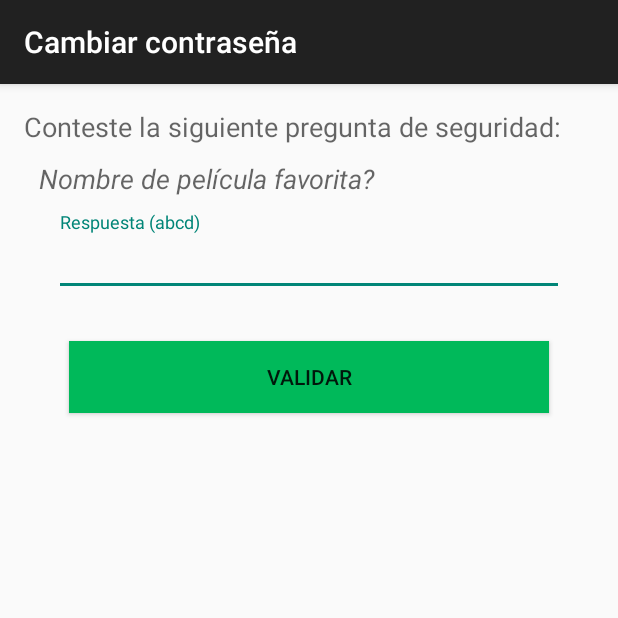
After one commit to gervk/g507-proyecto, an Android app: the CambiarPassActivity screen opened directly, with no data from a screen before it, on a phone screen of 412 x 824 dp, the top half of it. The commit adds this screen. Run offline under Robolectric (Android 15) with nearby library versions, the phone set to English and light mode, and no system bars.

Commit message:
cambiar contraseña

```diff
--- a/Aplicacion/app/src/main/AndroidManifest.xml
+++ b/Aplicacion/app/src/main/AndroidManifest.xml
@@ -26,7 +26,10 @@
         </activity>
         <activity
             android:name=".LoginActivity"
-            android:label="@string/title_activity_login"></activity>
+            android:label="@string/title_activity_login" />
+        <activity
+            android:name=".CambiarPassActivity"
+            android:label="@string/title_activity_cambiar_pass" />
     </application>
 
 </manifest>
--- /dev/null
+++ b/Aplicacion/app/src/main/java/g507/controldeconsumo/CambiarPassActivity.java
@@ -0,0 +1,27 @@
+package g507.controldeconsumo;
+
+import android.os.Bundle;
+import android.support.v7.app.AppCompatActivity;
+
+public class CambiarPassActivity extends AppCompatActivity {
+
+    private static final String ARG_USERNAME = "arg_username";
+
+    private String username;
+
+    @Override
+    protected void onCreate(Bundle savedInstanceState) {
+        super.onCreate(savedInstanceState);
+        setContentView(R.layout.activity_cambiar_pass);
+
+        if(savedInstanceState == null){
+            Bundle args = getIntent().getExtras();
+            if(args != null)
+                username = args.getString(ARG_USERNAME);
+
+            CambiarPassFragment fragment = CambiarPassFragment.newInstance(username);
+            getSupportFragmentManager().beginTransaction().add(
+                    R.id.container_cambiar_pass, fragment).commit();
+        }
+    }
+}
--- /dev/null
+++ b/Aplicacion/app/src/main/java/g507/controldeconsumo/CambiarPassFragment.java
@@ -0,0 +1,162 @@
+package g507.controldeconsumo;
+
+import android.os.Bundle;
+import android.support.v4.app.Fragment;
+import android.text.TextUtils;
+import android.view.LayoutInflater;
+import android.view.View;
+import android.view.ViewGroup;
+import android.widget.Button;
+import android.widget.EditText;
+import android.widget.TextView;
+import android.widget.Toast;
+import android.widget.ViewFlipper;
+
+import g507.controldeconsumo.modelo.PreguntaSeguridad;
+
+public class CambiarPassFragment extends Fragment {
+    private static final String ARG_USERNAME = "arg_username";
+    private static final int ID_PREG_TEST = 1;
+    private static final String RESP_TEST = "abcd";
+
+    //Usuario al que se le va a cambiar la contraseña
+    private String username;
+
+    private PreguntaSeguridad pregunta;
+    private String respuesta;
+
+    private View view;
+    private ViewFlipper viewFlipper;
+    private TextView txtVPreg;
+    private EditText txtRespuesta;
+    private Button btnValidarResp;
+    private EditText txtNuevaPass;
+    private EditText txtConfNuevaPass;
+    private Button btnNuevaPass;
+
+    public CambiarPassFragment() {
+        // Required empty public constructor
+    }
+
+    public static CambiarPassFragment newInstance(String username) {
+        CambiarPassFragment fragment = new CambiarPassFragment();
+        Bundle args = new Bundle();
+        args.putString(ARG_USERNAME, username);
+        fragment.setArguments(args);
+        return fragment;
+    }
+
+    @Override
+    public void onCreate(Bundle savedInstanceState) {
+        super.onCreate(savedInstanceState);
+        if (getArguments() != null) {
+            username = getArguments().getString(ARG_USERNAME);
+        }
+    }
+
+    @Override
+    public View onCreateView(LayoutInflater inflater, ViewGroup container,
+                             Bundle savedInstanceState) {
+        // Inflate the layout for this fragment
+        view = inflater.inflate(R.layout.fragment_cambiar_pass, container, false);
+
+        viewFlipper = (ViewFlipper) view.findViewById(R.id.viewFlipper);
+        txtVPreg = (TextView) view.findViewById(R.id.txtVPreg);
+        txtRespuesta = (EditText) view.findViewById(R.id.txtRespuesta);
+        btnValidarResp = (Button) view.findViewById(R.id.btnValidarResp);
+        txtNuevaPass = (EditText) view.findViewById(R.id.txtNuevaPass);
+        txtConfNuevaPass = (EditText) view.findViewById(R.id.txtConfNuevaPass);
+        btnNuevaPass = (Button) view.findViewById(R.id.btnCambiarPass);
+
+        btnValidarResp.setOnClickListener(new View.OnClickListener() {
+            @Override
+            public void onClick(View view) {
+                validarResp();
+            }
+        });
+
+        btnNuevaPass.setOnClickListener(new View.OnClickListener() {
+            @Override
+            public void onClick(View view) {
+                guardarNuevaPass();
+            }
+        });
+
+        return view;
+    }
+
+    @Override
+    public void onStart() {
+        cargarPregunta();
+
+        super.onStart();
+    }
+
+    private void validarResp(){
+        String respIngresada = txtRespuesta.getText().toString();
+
+        if(respIngresada.equals(respuesta)){
+            //Habilita el prox paso
+            viewFlipper.showNext();
+        } else {
+            txtRespuesta.setError(getString(R.string.error_resp_incorrecta));
+            txtRespuesta.requestFocus();
+        }
+
+    }
+
+    /**
+     * Valida las contraseñas ingresadas y guarda en la BD
+     */
+    private void guardarNuevaPass(){
+        boolean cancelar = false;
+        View focusView = null;
+        String pass = txtNuevaPass.getText().toString();
+        String passConf = txtConfNuevaPass.getText().toString();
+
+        if(TextUtils.isEmpty(passConf)){
+            txtConfNuevaPass.setError(getString(R.string.error_campo_requerido));
+            focusView = txtConfNuevaPass;
+            cancelar = true;
+        } else if(!passConf.equals(pass)){
+            txtConfNuevaPass.setError(getString(R.string.error_no_coinciden));
+            focusView = txtConfNuevaPass;
+            cancelar = true;
+        }
+
+        if(TextUtils.isEmpty(pass)){
+            txtNuevaPass.setError(getString(R.string.error_campo_requerido));
+            focusView = txtNuevaPass;
+            cancelar = true;
+        } else if(!passwordValida(pass)){
+            txtNuevaPass.setError(getString(R.string.error_pass_invalida));
+            focusView = txtNuevaPass;
+            cancelar = true;
+        }
+
+        if(cancelar){
+            focusView.requestFocus();
+            return;
+        } else{
+            //TODO guardar en BD
+            Toast.makeText(getActivity(), "Servidor no disponible", Toast.LENGTH_SHORT).show();
+        }
+
+    }
+
+    private boolean passwordValida(String password){
+        return password.length() >= 8;
+    }
+
+    /**
+     * Se conecta a la BD para buscar la pregunta configurada por el usuario y la respuesta dada
+     */
+    private void cargarPregunta(){
+        //TODO pregunta-respuesta de ejemplo, eliminar y buscar en BD
+        int idPreg = ID_PREG_TEST;
+        pregunta = PreguntaSeguridad.getPreguntaById(idPreg);
+        respuesta = RESP_TEST;
+
+        txtVPreg.setText(pregunta.toString());
+    }
+}
--- a/Aplicacion/app/src/main/java/g507/controldeconsumo/modelo/PreguntaSeguridad.java
+++ b/Aplicacion/app/src/main/java/g507/controldeconsumo/modelo/PreguntaSeguridad.java
@@ -1,22 +1,35 @@
 package g507.controldeconsumo.modelo;
 
-public class PreguntaSeguridad {
+public enum PreguntaSeguridad {
+    //Los id tienen que coincidir en la bd
+    PELICULA(1, "Nombre de película favorita?"),
+    MASCOTA(2, "Nombre de tu primer mascota?"),
+    LIBRO(3, "Nombre de tu libro favorito?"),
+    PROFESOR(4, "Apellido de tu profesor/a favorito/a?");
+
+
     private int id;
     private String pregunta;
+
+    PreguntaSeguridad(int id, String pregunta){
+        this.id = id;
+        this.pregunta = pregunta;
+    }
+
+    public static PreguntaSeguridad getPreguntaById(int id){
+        for (PreguntaSeguridad preg: PreguntaSeguridad.values()) {
+            if(preg.getId() == id)
+                return preg;
+        }
+        return null;
+    }
 
     public int getId() {
         return id;
     }
 
-    public void setId(int id) {
-        this.id = id;
-    }
-
-    public String getPregunta() {
+    @Override
+    public String toString() {
         return pregunta;
     }
-
-    public void setPregunta(String pregunta) {
-        this.pregunta = pregunta;
-    }
 }
--- /dev/null
+++ b/Aplicacion/app/src/main/res/layout/activity_cambiar_pass.xml
@@ -0,0 +1,7 @@
+<?xml version="1.0" encoding="utf-8"?>
+<FrameLayout xmlns:android="http://schemas.android.com/apk/res/android"
+    xmlns:tools="http://schemas.android.com/tools"
+    android:id="@+id/container_cambiar_pass"
+    android:layout_width="match_parent"
+    android:layout_height="match_parent"
+    tools:context="g507.controldeconsumo.CambiarPassActivity" />
--- /dev/null
+++ b/Aplicacion/app/src/main/res/layout/fragment_cambiar_pass.xml
@@ -0,0 +1,121 @@
+<LinearLayout xmlns:android="http://schemas.android.com/apk/res/android"
+    xmlns:tools="http://schemas.android.com/tools"
+    android:layout_width="match_parent"
+    android:layout_height="match_parent"
+    android:orientation="vertical"
+    android:paddingBottom="@dimen/activity_vertical_margin"
+    android:paddingLeft="@dimen/activity_horizontal_margin"
+    android:paddingRight="@dimen/activity_horizontal_margin"
+    android:paddingTop="@dimen/activity_vertical_margin"
+    tools:context="g507.controldeconsumo.CambiarPassFragment"
+    android:gravity="center_horizontal">
+
+    <ScrollView
+        android:layout_width="match_parent"
+        android:layout_height="match_parent">
+
+        <ViewFlipper
+            android:layout_width="match_parent"
+            android:layout_height="match_parent"
+            android:id="@+id/viewFlipper" >
+
+            <LinearLayout
+                android:orientation="vertical"
+                android:layout_width="match_parent"
+                android:layout_height="match_parent">
+
+                <TextView
+                    android:layout_width="wrap_content"
+                    android:layout_height="wrap_content"
+                    android:textAppearance="?android:attr/textAppearanceMedium"
+                    android:text="Conteste la siguiente pregunta de seguridad:"
+                    android:id="@+id/textView" />
+
+                <TextView
+                    android:layout_width="wrap_content"
+                    android:layout_height="wrap_content"
+                    android:textAppearance="?android:attr/textAppearanceMedium"
+                    android:text="Pregunta Seguridad"
+                    android:id="@+id/txtVPreg"
+                    android:layout_marginTop="10dp"
+                    android:textStyle="italic"
+                    android:layout_marginLeft="10dp" />
+
+                <android.support.design.widget.TextInputLayout
+                    android:layout_width="match_parent"
+                    android:layout_height="wrap_content"
+                    android:layout_marginLeft="20dp"
+                    android:layout_marginRight="20dp"
+                    android:layout_marginTop="10dp" >
+                    <EditText
+                        android:layout_width="match_parent"
+                        android:layout_height="wrap_content"
+                        android:id="@+id/txtRespuesta"
+                        android:hint="Respuesta (abcd)" />
+                </android.support.design.widget.TextInputLayout>
+
+                <Button
+                    android:id="@+id/btnValidarResp"
+                    android:layout_width="match_parent"
+                    android:layout_height="wrap_content"
+                    android:text="Validar"
+                    android:layout_gravity="center_horizontal"
+                    android:layout_marginLeft="30dp"
+                    android:layout_marginRight="30dp"
+                    android:background="#00b95a"
+                    android:layout_marginTop="30dp" />
+
+            </LinearLayout>
+
+            <LinearLayout
+                android:orientation="vertical"
+                android:layout_width="match_parent"
+                android:layout_height="match_parent">
+
+                <TextView
+                    android:layout_width="wrap_content"
+                    android:layout_height="wrap_content"
+                    android:textAppearance="?android:attr/textAppearanceMedium"
+                    android:text="Ingresar nueva contraseña:"
+                    android:id="@+id/textView14" />
+
+                <EditText
+                    android:layout_width="match_parent"
+                    android:layout_height="wrap_content"
+                    android:id="@+id/txtNuevaPass"
+                    android:layout_marginTop="10dp"
+                    android:layout_marginLeft="20dp"
+                    android:layout_marginRight="20dp" />
+
+                <TextView
+                    android:layout_width="wrap_content"
+                    android:layout_height="wrap_content"
+                    android:textAppearance="?android:attr/textAppearanceMedium"
+                    android:text="Confirmar nueva contraseña:"
+                    android:id="@+id/textView15"
+                    android:layout_marginTop="20dp" />
+
+                <EditText
+                    android:layout_width="match_parent"
+                    android:layout_height="wrap_content"
+                    android:id="@+id/txtConfNuevaPass"
+                    android:layout_marginTop="10dp"
+                    android:layout_marginLeft="20dp"
+                    android:layout_marginRight="20dp" />
+
+                <Button
+                    android:id="@+id/btnCambiarPass"
+                    android:layout_width="match_parent"
+                    android:layout_height="wrap_content"
+                    android:text="Guardar"
+                    android:layout_gravity="center_horizontal"
+                    android:layout_marginTop="30dp"
+                    android:layout_marginLeft="30dp"
+                    android:layout_marginRight="30dp"
+                    android:background="#00b95a" />
+
+            </LinearLayout>
+
+        </ViewFlipper>
+    </ScrollView>
+</LinearLayout>
--- a/Aplicacion/app/src/main/res/values/strings.xml
+++ b/Aplicacion/app/src/main/res/values/strings.xml
@@ -3,6 +3,7 @@
 
     <!-- Titulos ventanas -->
     <string name="title_activity_login">Iniciar sesión</string>
+    <string name="title_activity_cambiar_pass">Cambiar contraseña</string>
 
     <!-- Items nav -->
     <string name="nav_asoc_arduino">Asociar Arduino</string>
@@ -21,6 +22,8 @@
     <string name="error_campo_requerido">Campo requerido</string>
     <string name="error_pass_invalida">Mínimo 8 caracteres</string>
     <string name="error_pass_incorrecta">Contraseña incorrecta</string>
+    <string name="error_resp_incorrecta">Respuesta incorrecta</string>
+    <string name="error_no_coinciden">La contraseña no coincide</string>
 
     <!-- Claves para las SharedPrefferences -->
     <string name="pref_sesion_inic">SesionIniciada</string>
--- a/Aplicacion/app/src/main/res/values/styles.xml
+++ b/Aplicacion/app/src/main/res/values/styles.xml
@@ -3,9 +3,9 @@
     <!-- Base application theme. -->
     <style name="AppTheme" parent="Theme.AppCompat.Light.DarkActionBar">
         <!-- Customize your theme here. -->
-        <item name="colorPrimary">@color/colorPrimary</item>
+<!--        <item name="colorPrimary">@color/colorPrimary</item>
         <item name="colorPrimaryDark">@color/colorPrimaryDark</item>
-        <item name="colorAccent">@color/colorAccent</item>
+        <item name="colorAccent">@color/colorAccent</item>-->
     </style>
 
     <style name="AppTheme.NoActionBar">
```
Also changed, not shown: Aplicacion/app/src/main/java/g507/controldeconsumo/LoginFragment.java (+23 -51 lines), Aplicacion/app/src/main/res/layout/fragment_login.xml (+0 -10 lines).
